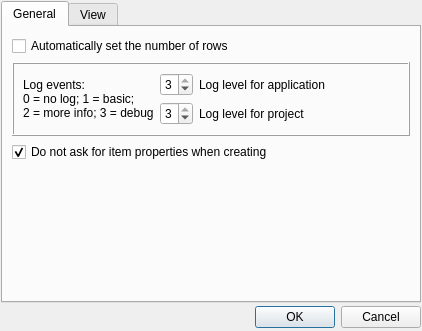
axsapronov/bQella, file src/settings/settings.ui: the form before one commit.
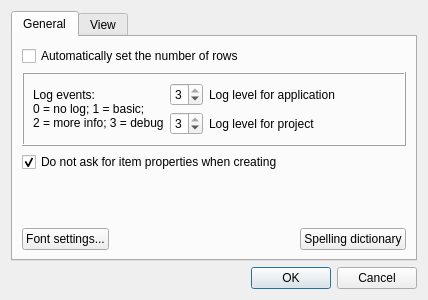
The form after the commit.

Commit message: Add spell (1 step)

```diff
--- a/src/settings/settings.ui
+++ b/src/settings/settings.ui
@@ -6,32 +6,15 @@
    <rect>
     <x>0</x>
     <y>0</y>
-    <width>422</width>
-    <height>331</height>
+    <width>428</width>
+    <height>300</height>
    </rect>
   </property>
   <property name="windowTitle">
    <string>Settings</string>
   </property>
-  <layout class="QGridLayout" name="gridLayout">
-   <property name="leftMargin">
-    <number>1</number>
-   </property>
-   <property name="topMargin">
-    <number>1</number>
-   </property>
-   <property name="rightMargin">
-    <number>1</number>
-   </property>
-   <property name="bottomMargin">
-    <number>3</number>
-   </property>
-   <item row="0" column="0">
-    <layout class="QVBoxLayout">
-     <property name="spacing">
-      <number>3</number>
-     </property>
-     <item>
+  <layout class="QGridLayout" name="gridLayout_3">
+   <item row="0" column="0" colspan="2">
       <widget class="QTabWidget" name="tabWidget">
        <property name="currentIndex">
         <number>0</number>
@@ -40,15 +23,15 @@
         <attribute name="title">
          <string>General</string>
         </attribute>
-        <layout class="QVBoxLayout" name="verticalLayout_3">
-         <item>
+      <layout class="QGridLayout" name="gridLayout">
+       <item row="0" column="0" colspan="2">
           <widget class="QCheckBox" name="cBAutoSetNumbers">
            <property name="text">
             <string>Automatically set the number of rows</string>
            </property>
           </widget>
          </item>
-         <item>
+       <item row="1" column="0" colspan="3">
           <widget class="QFrame" name="frame">
            <property name="frameShape">
             <enum>QFrame::Box</enum>
@@ -160,7 +143,7 @@
            </layout>
           </widget>
          </item>
-         <item>
+       <item row="2" column="0" colspan="3">
           <widget class="QCheckBox" name="CBItemAutoProperties">
            <property name="text">
             <string>Do not ask for item properties when creating</string>
@@ -170,7 +153,7 @@
            </property>
           </widget>
          </item>
-         <item>
+       <item row="3" column="0" colspan="3">
           <spacer name="verticalSpacer">
            <property name="orientation">
             <enum>Qt::Vertical</enum>
@@ -183,6 +166,33 @@
            </property>
           </spacer>
          </item>
+       <item row="4" column="0">
+        <widget class="QPushButton" name="PBFontSettings">
+         <property name="text">
+          <string>Font settings...</string>
+         </property>
+        </widget>
+       </item>
+       <item row="4" column="1">
+        <spacer name="horizontalSpacer_2">
+         <property name="orientation">
+          <enum>Qt::Horizontal</enum>
+         </property>
+         <property name="sizeHint" stdset="0">
+          <size>
+           <width>150</width>
+           <height>20</height>
+          </size>
+         </property>
+        </spacer>
+       </item>
+       <item row="4" column="2">
+        <widget class="QPushButton" name="pBSpellDict">
+         <property name="text">
+          <string>Spelling dictionary</string>
+         </property>
+        </widget>
+       </item>
         </layout>
        </widget>
        <widget class="QWidget" name="tabView">
@@ -257,13 +267,6 @@
            </property>
           </spacer>
          </item>
-         <item row="2" column="0">
-          <widget class="QPushButton" name="PBFontSettings">
-           <property name="text">
-            <string>Font settings...</string>
-           </property>
-          </widget>
-         </item>
          <item row="2" column="1">
           <spacer name="horizontalSpacer">
            <property name="orientation">
@@ -281,22 +284,20 @@
        </widget>
       </widget>
      </item>
-     <item>
-      <layout class="QHBoxLayout">
-       <item>
+   <item row="1" column="0">
         <spacer>
          <property name="orientation">
           <enum>Qt::Horizontal</enum>
          </property>
          <property name="sizeHint" stdset="0">
           <size>
-           <width>40</width>
+       <width>199</width>
            <height>20</height>
           </size>
          </property>
         </spacer>
        </item>
-       <item>
+   <item row="1" column="1">
         <widget class="QDialogButtonBox" name="buttonBox">
          <property name="orientation">
           <enum>Qt::Horizontal</enum>
@@ -305,10 +306,6 @@
           <set>QDialogButtonBox::Cancel|QDialogButtonBox::Ok</set>
          </property>
         </widget>
-       </item>
-      </layout>
-     </item>
-    </layout>
    </item>
   </layout>
  </widget>
```
Lines whose indentation alone changed are shown as unchanged. The commit also changes 50 other files.
